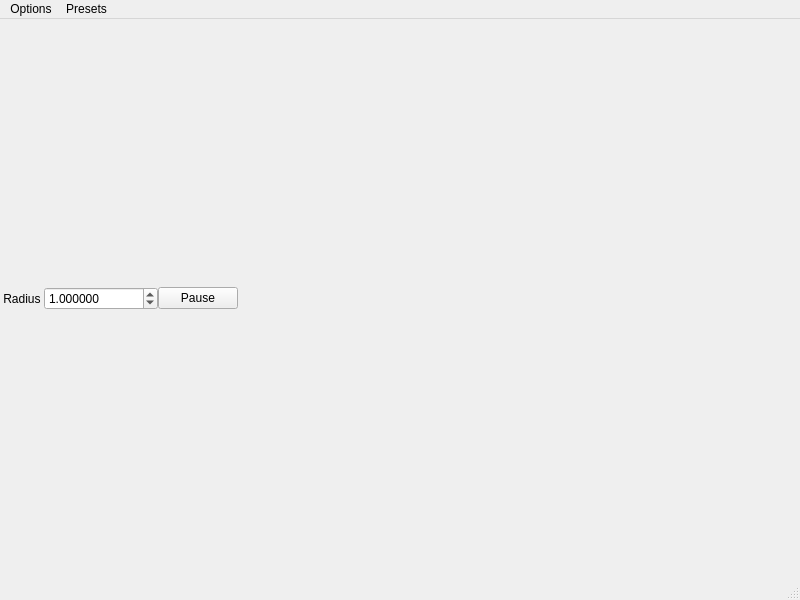
This is mainwindow.ui in jimga150/2dAstralBodySim as Qt 5 draws it before an edit. The edited form follows.
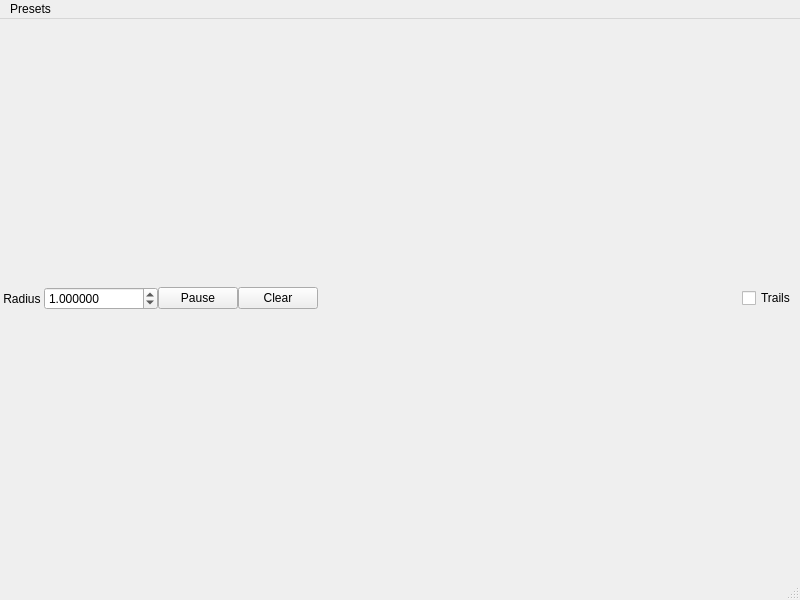
This is the edited form.

Commit message: move stuff from menu bar to button bar

What changed in the file:
```diff
--- a/mainwindow.ui
+++ b/mainwindow.ui
@@ -55,7 +55,7 @@
       </property>
      </widget>
     </item>
-    <item row="1" column="3">
+    <item row="1" column="6">
      <spacer name="horizontalSpacer">
       <property name="orientation">
        <enum>Qt::Horizontal</enum>
@@ -68,10 +68,10 @@
       </property>
      </spacer>
     </item>
-    <item row="1" column="0">
-     <widget class="QLabel" name="label">
+    <item row="1" column="4">
+     <widget class="QPushButton" name="clearButton">
       <property name="text">
-       <string> Radius </string>
+       <string>Clear</string>
       </property>
      </widget>
     </item>
@@ -82,6 +82,23 @@
       </property>
      </widget>
     </item>
+    <item row="1" column="0">
+     <widget class="QLabel" name="label">
+      <property name="text">
+       <string> Radius </string>
+      </property>
+     </widget>
+    </item>
+    <item row="1" column="7">
+     <widget class="QCheckBox" name="trailsCheckBox">
+      <property name="text">
+       <string>Trails </string>
+      </property>
+     </widget>
+    </item>
+    <item row="2" column="0" colspan="8">
+     <layout class="QGridLayout" name="windowWidget"/>
+    </item>
    </layout>
   </widget>
   <widget class="QMenuBar" name="menubar">
@@ -99,14 +116,6 @@
     </property>
     <addaction name="actionAccretion_Disk"/>
    </widget>
-   <widget class="QMenu" name="menuOptions">
-    <property name="title">
-     <string>Options</string>
-    </property>
-    <addaction name="actionTrails"/>
-    <addaction name="actionClear_All"/>
-   </widget>
-   <addaction name="menuOptions"/>
    <addaction name="menuPresets"/>
   </widget>
   <widget class="QStatusBar" name="statusbar"/>
```
Left out of the diff: 3 changed lines with no effect on the pictures. The commit also changes 2 other files.
